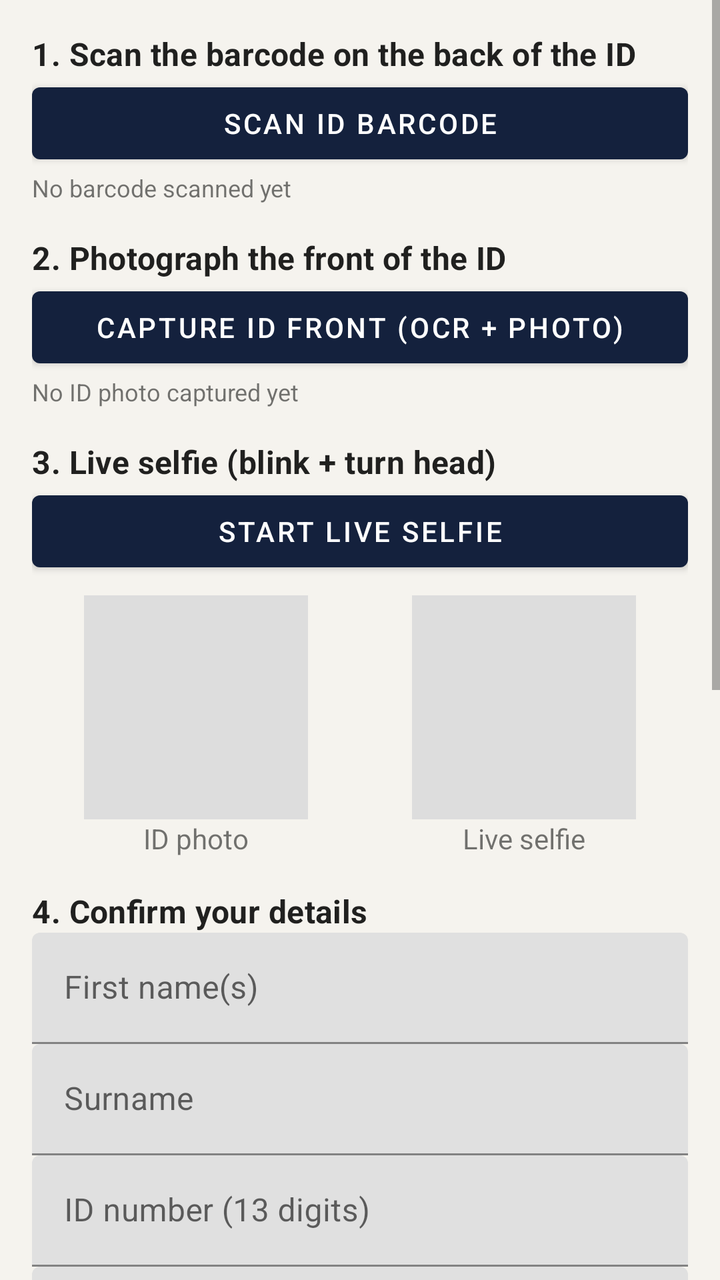
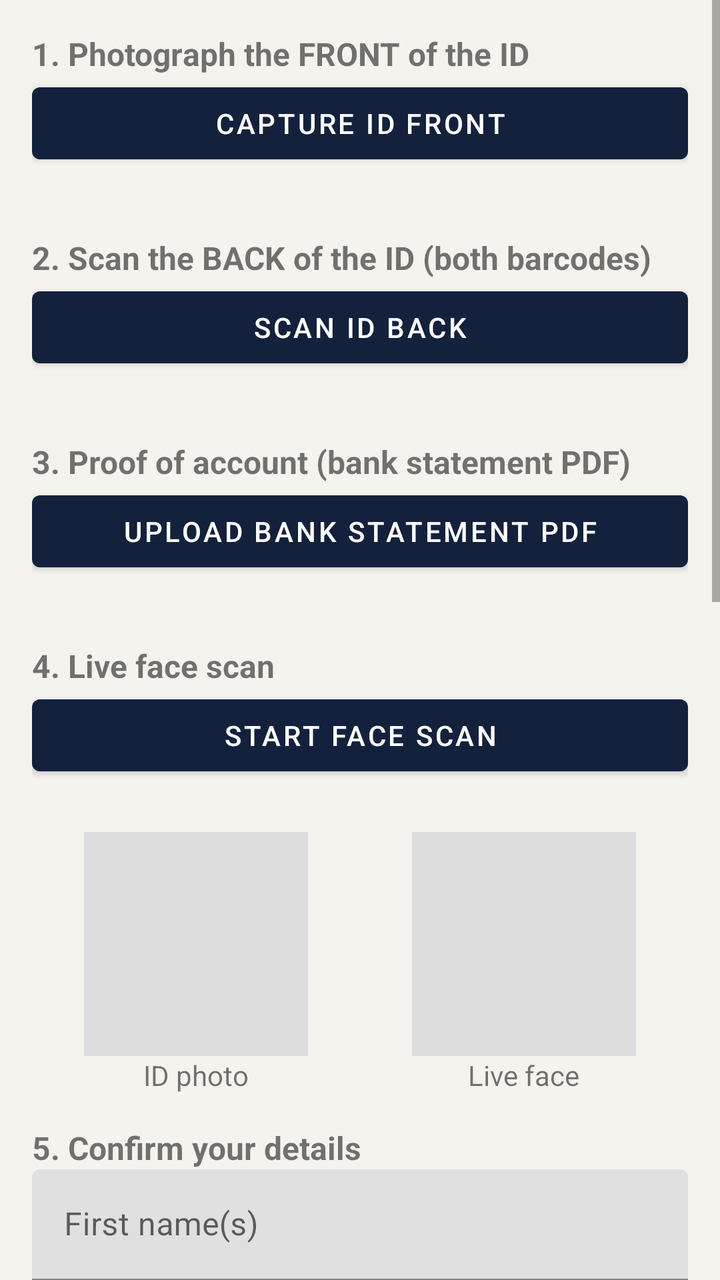

Two renders of the same Android screen: before a commit and after it. Below are the layout's source before the change and the commit's diff.
<!-- AndroidManifest.xml: application theme Theme.Horkos -->
<!-- res/layout/activity_main.xml -->
<?xml version="1.0" encoding="utf-8"?>
<ScrollView xmlns:android="http://schemas.android.com/apk/res/android"
    android:layout_width="match_parent"
    android:layout_height="match_parent"
    android:fillViewport="true">

    <LinearLayout
        android:layout_width="match_parent"
        android:layout_height="wrap_content"
        android:orientation="vertical"
        android:padding="16dp">

        <TextView
            style="@style/TextAppearance.MaterialComponents.Subtitle1"
            android:layout_width="wrap_content"
            android:layout_height="wrap_content"
            android:text="1. Scan the barcode on the back of the ID"
            android:textStyle="bold" />

        <com.google.android.material.button.MaterialButton
            android:id="@+id/btnScanBarcode"
            android:layout_width="match_parent"
            android:layout_height="wrap_content"
            android:text="Scan ID barcode" />

        <TextView
            android:id="@+id/tvBarcode"
            android:layout_width="match_parent"
            android:layout_height="wrap_content"
            android:text="No barcode scanned yet"
            android:textIsSelectable="true"
            android:textSize="12sp" />

        <TextView
            style="@style/TextAppearance.MaterialComponents.Subtitle1"
            android:layout_width="wrap_content"
            android:layout_height="wrap_content"
            android:layout_marginTop="16dp"
            android:text="2. Photograph the front of the ID"
            android:textStyle="bold" />

        <com.google.android.material.button.MaterialButton
            android:id="@+id/btnCaptureCard"
            android:layout_width="match_parent"
            android:layout_height="wrap_content"
            android:text="Capture ID front (OCR + photo)" />

        <TextView
            android:id="@+id/tvOcr"
            android:layout_width="match_parent"
            android:layout_height="wrap_content"
            android:text="No ID photo captured yet"
            android:textIsSelectable="true"
            android:textSize="12sp" />

        <TextView
            style="@style/TextAppearance.MaterialComponents.Subtitle1"
            android:layout_width="wrap_content"
            android:layout_height="wrap_content"
            android:layout_marginTop="16dp"
            android:text="3. Live selfie (blink + turn head)"
            android:textStyle="bold" />

        <com.google.android.material.button.MaterialButton
            android:id="@+id/btnSelfie"
            android:layout_width="match_parent"
            android:layout_height="wrap_content"
            android:text="Start live selfie" />

        <LinearLayout
            android:layout_width="match_parent"
            android:layout_height="wrap_content"
            android:layout_marginTop="8dp"
            android:gravity="center"
            android:orientation="horizontal">

            <LinearLayout
                android:layout_width="0dp"
                android:layout_height="wrap_content"
                android:layout_weight="1"
                android:gravity="center"
                android:orientation="vertical">

                <ImageView
                    android:id="@+id/imgCardFace"
                    android:layout_width="112dp"
                    android:layout_height="112dp"
                    android:background="#DDDDDD"
                    android:scaleType="centerCrop" />

                <TextView
                    android:layout_width="wrap_content"
                    android:layout_height="wrap_content"
                    android:text="ID photo" />
            </LinearLayout>

            <LinearLayout
                android:layout_width="0dp"
                android:layout_height="wrap_content"
                android:layout_weight="1"
                android:gravity="center"
                android:orientation="vertical">

                <ImageView
                    android:id="@+id/imgSelfie"
                    android:layout_width="112dp"
                    android:layout_height="112dp"
                    android:background="#DDDDDD"
                    android:scaleType="centerCrop" />

                <TextView
                    android:layout_width="wrap_content"
                    android:layout_height="wrap_content"
                    android:text="Live selfie" />
            </LinearLayout>
        </LinearLayout>

        <TextView
            style="@style/TextAppearance.MaterialComponents.Subtitle1"
            android:layout_width="wrap_content"
            android:layout_height="wrap_content"
            android:layout_marginTop="16dp"
            android:text="4. Confirm your details"
            android:textStyle="bold" />

        <com.google.android.material.textfield.TextInputLayout
            android:layout_width="match_parent"
            android:layout_height="wrap_content"
            android:hint="First name(s)">

            <com.google.android.material.textfield.TextInputEditText
                android:id="@+id/etNames"
                android:layout_width="match_parent"
                android:layout_height="wrap_content"
                android:inputType="textPersonName|textCapCharacters" />
        </com.google.android.material.textfield.TextInputLayout>

        <com.google.android.material.textfield.TextInputLayout
            android:layout_width="match_parent"
            android:layout_height="wrap_content"
            android:hint="Surname">

            <com.google.android.material.textfield.TextInputEditText
                android:id="@+id/etSurname"
                android:layout_width="match_parent"
                android:layout_height="wrap_content"
                android:inputType="textPersonName|textCapCharacters" />
        </com.google.android.material.textfield.TextInputLayout>

        <com.google.android.material.textfield.TextInputLayout
            android:layout_width="match_parent"
            android:layout_height="wrap_content"
            android:hint="ID number (13 digits)">

            <com.google.android.material.textfield.TextInputEditText
                android:id="@+id/etIdNumber"
                android:layout_width="match_parent"
                android:layout_height="wrap_content"
                android:inputType="number"
                android:maxLength="13" />
        </com.google.android.material.textfield.TextInputLayout>

        <com.google.android.material.textfield.TextInputLayout
            android:layout_width="match_parent"
            android:layout_height="wrap_content"
            android:hint="Date of birth (YYYY-MM-DD)">

            <com.google.android.material.textfield.TextInputEditText
                android:id="@+id/etDob"
                android:layout_width="match_parent"
                android:layout_height="wrap_content"
                android:inputType="date" />
        </com.google.android.material.textfield.TextInputLayout>

        <com.google.android.material.textfield.TextInputLayout
            android:layout_width="match_parent"
            android:layout_height="wrap_content"
            android:hint="Country of birth">

            <com.google.android.material.textfield.TextInputEditText
                android:id="@+id/etCountry"
                android:layout_width="match_parent"
                android:layout_height="wrap_content"
                android:inputType="textCapCharacters" />
        </com.google.android.material.textfield.TextInputLayout>

        <Spinner android:id="@+id/spSex" android:layout_width="match_parent"
            android:layout_height="48dp" android:entries="@array/sex_options" />
        <Spinner android:id="@+id/spCitizenship" android:layout_width="match_parent"
            android:layout_height="48dp" android:entries="@array/citizenship_options" />
        <Spinner android:id="@+id/spMarital" android:layout_width="match_parent"
            android:layout_height="48dp" android:entries="@array/marital_options" />
        <Spinner android:id="@+id/spCriminal" android:layout_width="match_parent"
            android:layout_height="48dp" android:entries="@array/criminal_options" />
        <Spinner android:id="@+id/spQualification" android:layout_width="match_parent"
            android:layout_height="48dp" android:entries="@array/qualification_options" />

        <com.google.android.material.button.MaterialButton
            android:id="@+id/btnVerify"
            android:layout_width="match_parent"
            android:layout_height="64dp"
            android:layout_marginTop="16dp"
            android:text="Verify" />

        <TextView
            android:id="@+id/tvResults"
            android:layout_width="match_parent"
            android:layout_height="wrap_content"
            android:layout_marginTop="8dp"
            android:background="#FFFFFF"
            android:padding="12dp"
            android:text="Results will appear here"
            android:textIsSelectable="true" />

        <com.google.android.material.button.MaterialButton
            android:id="@+id/btnReset"
            style="@style/Widget.MaterialComponents.Button.TextButton"
            android:layout_width="match_parent"
            android:layout_height="wrap_content"
            android:layout_marginTop="8dp"
            android:text="Start over" />
    </LinearLayout>
</ScrollView>
<!-- resources referenced by this layout -->
<resources>
  <string-array name="citizenship_options">
          <item>Select citizenship</item>
          <item>South African citizen</item>
          <item>Permanent resident</item>
          <item>Foreign national</item>
      </string-array>
  <string-array name="criminal_options">
          <item>Select criminal record</item>
          <item>No criminal record</item>
          <item>Yes, I have a criminal record</item>
          <item>Pending case</item>
          <item>Record expunged</item>
      </string-array>
  <string-array name="marital_options">
          <item>Select marital status</item>
          <item>Single (never married)</item>
          <item>Married</item>
          <item>Living with partner</item>
          <item>Divorced</item>
          <item>Separated</item>
          <item>Widowed</item>
      </string-array>
  <string-array name="qualification_options">
          <item>Select highest qualification</item>
          <item>No formal schooling</item>
          <item>Grade 9 or lower</item>
          <item>Grade 10 - 11</item>
          <item>Matric / Grade 12 (NSC)</item>
          <item>Higher Certificate (NQF 5)</item>
          <item>Diploma / Advanced Certificate (NQF 6)</item>
          <item>Bachelor\'s Degree / Advanced Diploma (NQF 7)</item>
          <item>Honours / Postgraduate Diploma (NQF 8)</item>
          <item>Master\'s Degree (NQF 9)</item>
          <item>Doctorate (NQF 10)</item>
      </string-array>
  <string-array name="sex_options">
          <item>Select sex</item>
          <item>Male</item>
          <item>Female</item>
      </string-array>
  <style name="Theme.Horkos" parent="Theme.MaterialComponents.Light.DarkActionBar">
          <item name="colorPrimary">@color/horkos_navy</item>
          <item name="colorPrimaryVariant">@color/horkos_navy</item>
          <item name="colorOnPrimary">#FFFFFF</item>
          <item name="colorSecondary">@color/horkos_gold</item>
          <item name="colorOnSecondary">#000000</item>
          <item name="android:windowBackground">@color/horkos_bg</item>
      </style>
  <color name="horkos_navy">#14213D</color>
  <color name="horkos_gold">#C9A227</color>
  <color name="horkos_bg">#F5F3EE</color>
</resources>

<!-- the commit's change to res/layout/activity_main.xml (unified diff, before → after) -->
@@ -11,61 +11,86 @@
         android:padding="16dp">
 
         <TextView
-            style="@style/TextAppearance.MaterialComponents.Subtitle1"
-            android:layout_width="wrap_content"
-            android:layout_height="wrap_content"
-            android:text="1. Scan the barcode on the back of the ID"
-            android:textStyle="bold" />
-
-        <com.google.android.material.button.MaterialButton
-            android:id="@+id/btnScanBarcode"
-            android:layout_width="match_parent"
-            android:layout_height="wrap_content"
-            android:text="Scan ID barcode" />
-
-        <TextView
-            android:id="@+id/tvBarcode"
-            android:layout_width="match_parent"
-            android:layout_height="wrap_content"
-            android:text="No barcode scanned yet"
+            android:layout_width="wrap_content"
+            android:layout_height="wrap_content"
+            android:text="1. Photograph the FRONT of the ID"
+            android:textSize="16sp"
+            android:textStyle="bold" />
+
+        <com.google.android.material.button.MaterialButton
+            android:id="@+id/btnFront"
+            android:layout_width="match_parent"
+            android:layout_height="wrap_content"
+            android:text="Capture ID front" />
+
+        <TextView
+            android:id="@+id/tvFront"
+            android:layout_width="match_parent"
+            android:layout_height="wrap_content"
             android:textIsSelectable="true"
             android:textSize="12sp" />
 
         <TextView
-            style="@style/TextAppearance.MaterialComponents.Subtitle1"
-            android:layout_width="wrap_content"
-            android:layout_height="wrap_content"
-            android:layout_marginTop="16dp"
-            android:text="2. Photograph the front of the ID"
-            android:textStyle="bold" />
-
-        <com.google.android.material.button.MaterialButton
-            android:id="@+id/btnCaptureCard"
-            android:layout_width="match_parent"
-            android:layout_height="wrap_content"
-            android:text="Capture ID front (OCR + photo)" />
-
-        <TextView
-            android:id="@+id/tvOcr"
-            android:layout_width="match_parent"
-            android:layout_height="wrap_content"
-            android:text="No ID photo captured yet"
+            android:layout_width="wrap_content"
+            android:layout_height="wrap_content"
+            android:layout_marginTop="16dp"
+            android:text="2. Scan the BACK of the ID (both barcodes)"
+            android:textSize="16sp"
+            android:textStyle="bold" />
+
+        <com.google.android.material.button.MaterialButton
+            android:id="@+id/btnBack"
+            android:layout_width="match_parent"
+            android:layout_height="wrap_content"
+            android:text="Scan ID back" />
+
+        <TextView
+            android:id="@+id/tvBack"
+            android:layout_width="match_parent"
+            android:layout_height="wrap_content"
             android:textIsSelectable="true"
             android:textSize="12sp" />
 
         <TextView
-            style="@style/TextAppearance.MaterialComponents.Subtitle1"
-            android:layout_width="wrap_content"
-            android:layout_height="wrap_content"
-            android:layout_marginTop="16dp"
-            android:text="3. Live selfie (blink + turn head)"
-            android:textStyle="bold" />
-
-        <com.google.android.material.button.MaterialButton
-            android:id="@+id/btnSelfie"
-            android:layout_width="match_parent"
-            android:layout_height="wrap_content"
-            android:text="Start live selfie" />
+            android:layout_width="wrap_content"
+            android:layout_height="wrap_content"
+            android:layout_marginTop="16dp"
+            android:text="3. Proof of account (bank statement PDF)"
+            android:textSize="16sp"
+            android:textStyle="bold" />
+
+        <com.google.android.material.button.MaterialButton
+            android:id="@+id/btnStatement"
+            android:layout_width="match_parent"
+            android:layout_height="wrap_content"
+            android:text="Upload bank statement PDF" />
+
+        <TextView
+            android:id="@+id/tvStatement"
+            android:layout_width="match_parent"
+            android:layout_height="wrap_content"
+            android:textIsSelectable="true"
+            android:textSize="12sp" />
+
+        <TextView
+            android:layout_width="wrap_content"
+            android:layout_height="wrap_content"
+            android:layout_marginTop="16dp"
+            android:text="4. Live face scan"
+            android:textSize="16sp"
+            android:textStyle="bold" />
+
+        <com.google.android.material.button.MaterialButton
+            android:id="@+id/btnFace"
+            android:layout_width="match_parent"
+            android:layout_height="wrap_content"
+            android:text="Start face scan" />
+
+        <TextView
+            android:id="@+id/tvFace"
+            android:layout_width="match_parent"
+            android:layout_height="wrap_content"
+            android:textSize="12sp" />
 
         <LinearLayout
             android:layout_width="match_parent"
@@ -111,16 +136,16 @@
                 <TextView
                     android:layout_width="wrap_content"
                     android:layout_height="wrap_content"
-                    android:text="Live selfie" />
+                    android:text="Live face" />
             </LinearLayout>
         </LinearLayout>
 
         <TextView
-            style="@style/TextAppearance.MaterialComponents.Subtitle1"
-            android:layout_width="wrap_content"
-            android:layout_height="wrap_content"
-            android:layout_marginTop="16dp"
-            android:text="4. Confirm your details"
+            android:layout_width="wrap_content"
+            android:layout_height="wrap_content"
+            android:layout_marginTop="16dp"
+            android:text="5. Confirm your details"
+            android:textSize="16sp"
             android:textStyle="bold" />
 
         <com.google.android.material.textfield.TextInputLayout
@@ -213,11 +238,17 @@
             android:textIsSelectable="true" />
 
         <com.google.android.material.button.MaterialButton
+            android:id="@+id/btnInspector"
+            android:layout_width="match_parent"
+            android:layout_height="wrap_content"
+            android:layout_marginTop="8dp"
+            android:text="Open inspector (raw data, maths, face mesh)" />
+
+        <com.google.android.material.button.MaterialButton
             android:id="@+id/btnReset"
             style="@style/Widget.MaterialComponents.Button.TextButton"
             android:layout_width="match_parent"
             android:layout_height="wrap_content"
-            android:layout_marginTop="8dp"
             android:text="Start over" />
     </LinearLayout>
 </ScrollView>
